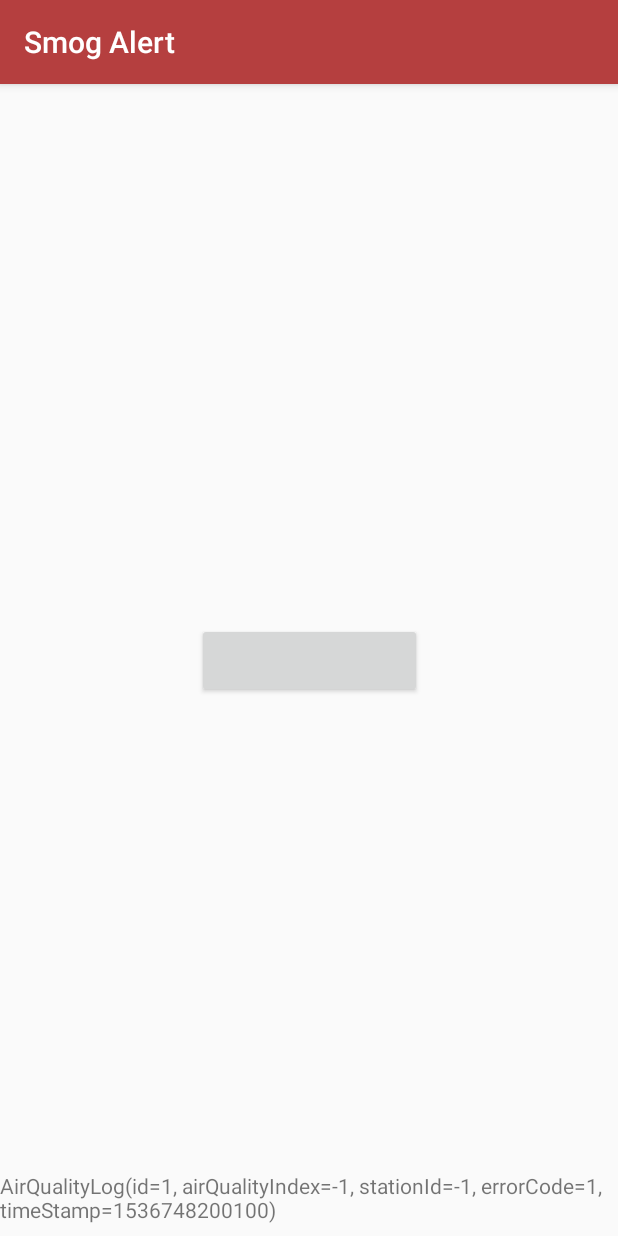
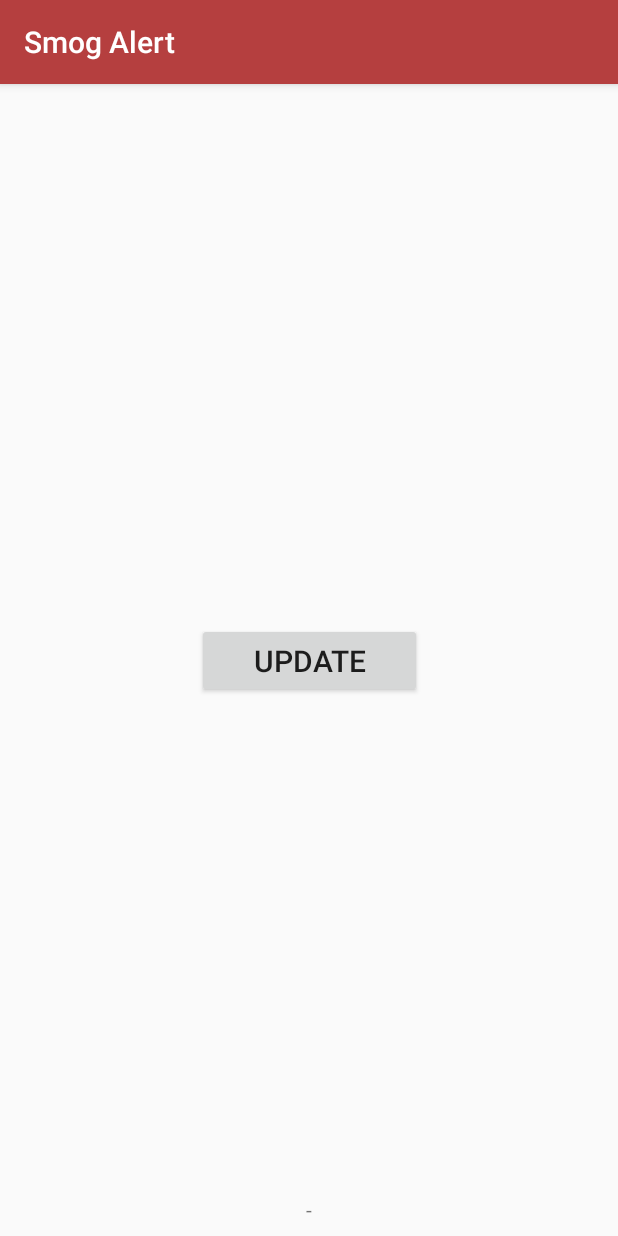
Before and after one commit to pksokolowski/Smog-Alert, an Android app: the screen it shows after launch (MainActivity), on a phone screen of 412 x 824 dp. Run offline under Robolectric (Android 15) with nearby library versions, the phone set to English and light mode, and no system bars; our stand-ins replace Dagger/Hilt's generated code, Room's generated code.

Commit message:
fix missing data on first run
Temporary implementation showing data retrieved from the server, used
for field testing, had a bug making the first API request fire before
the user had a chance to grant location permission. Thus the first log
was always having an error. Now there is full control over when the API
calls are made.

```diff
--- a/app/src/main/java/com/github/pksokolowski/smogalert/MainActivityViewModel.kt
+++ b/app/src/main/java/com/github/pksokolowski/smogalert/MainActivityViewModel.kt
@@ -10,10 +10,6 @@ import javax.inject.Inject
 
 class MainActivityViewModel @Inject constructor(private val airQualityLogsRepository: AirQualityLogsRepository) : ViewModel() {
     private val airQualityInfo = MutableLiveData<AirQualityLog>()
-
-    init {
-        checkCurrentAirQuality()
-    }
 
     fun getAirQualityInfo(): LiveData<AirQualityLog> {
         return airQualityInfo
--- a/app/src/main/res/layout/activity_main.xml
+++ b/app/src/main/res/layout/activity_main.xml
@@ -10,9 +10,10 @@
         android:id="@+id/a_button"
         android:layout_width="wrap_content"
         android:layout_height="wrap_content"
+        android:minHeight="50dp"
+        android:minWidth="150dp"
+        android:text="Update"
         android:textSize="20sp"
-        android:minWidth="150dp"
-        android:minHeight="50dp"
         app:layout_constraintBottom_toBottomOf="parent"
         app:layout_constraintLeft_toLeftOf="parent"
         app:layout_constraintRight_toRightOf="parent"
@@ -25,7 +26,7 @@
         android:layout_marginBottom="8dp"
         android:layout_marginEnd="8dp"
         android:layout_marginStart="8dp"
-        android:text="TextView"
+        android:text="-"
         app:layout_constraintBottom_toBottomOf="parent"
         app:layout_constraintEnd_toEndOf="parent"
         app:layout_constraintStart_toStartOf="parent" />
```
